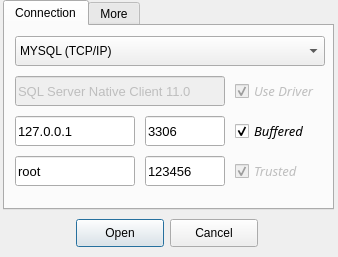
Old version of the form Lib/UI/LAYOUT/ConnectorWindow.ui in the repository fer-moreira/MYQT.
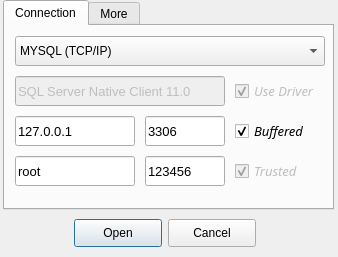
New version of the form.

Diff of the .ui file:
```diff
--- a/Lib/UI/LAYOUT/ConnectorWindow.ui
+++ b/Lib/UI/LAYOUT/ConnectorWindow.ui
@@ -383,9 +383,9 @@
    <widget class="QDialogButtonBox" name="buttons">
     <property name="geometry">
      <rect>
-      <x>12</x>
+      <x>70</x>
       <y>210</y>
-      <width>310</width>
+      <width>190</width>
       <height>47</height>
      </rect>
     </property>
```
